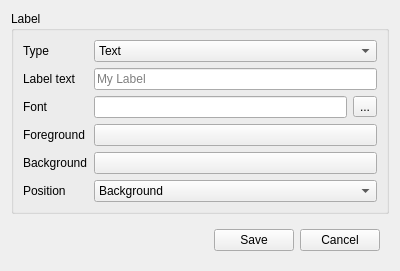
This is src/ui/map_label.ui in Mudlet/Mudlet as Qt 5 draws it before an edit. The edited form follows.
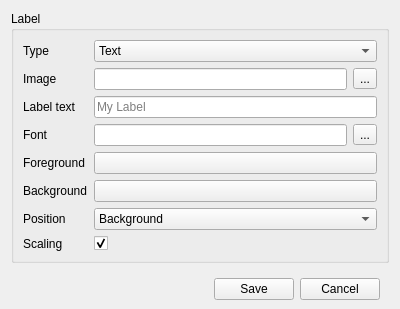
This is the edited form.

Commit message: image labels

Diff of the .ui file:
```diff
--- a/src/ui/map_label.ui
+++ b/src/ui/map_label.ui
@@ -7,14 +7,203 @@
     <x>0</x>
     <y>0</y>
     <width>400</width>
-    <height>268</height>
+    <height>309</height>
    </rect>
   </property>
+  <property name="sizePolicy">
+   <sizepolicy hsizetype="Preferred" vsizetype="Preferred">
+    <horstretch>0</horstretch>
+    <verstretch>0</verstretch>
+   </sizepolicy>
+  </property>
   <property name="windowTitle">
    <string>Form</string>
   </property>
-  <layout class="QGridLayout" name="gridLayout">
-   <item row="2" column="0">
+  <layout class="QVBoxLayout" name="verticalLayout">
+   <property name="bottomMargin">
+    <number>0</number>
+   </property>
+   <item>
+    <widget class="QGroupBox" name="groupBox">
+     <property name="sizePolicy">
+      <sizepolicy hsizetype="Preferred" vsizetype="Maximum">
+       <horstretch>0</horstretch>
+       <verstretch>0</verstretch>
+      </sizepolicy>
+     </property>
+     <property name="title">
+      <string>Label</string>
+     </property>
+     <property name="alignment">
+      <set>Qt::AlignLeading|Qt::AlignLeft|Qt::AlignTop</set>
+     </property>
+     <layout class="QGridLayout" name="gridLayout_2">
+      <item row="4" column="2">
+       <widget class="QToolButton" name="toolButton_fontPick">
+        <property name="text">
+         <string>...</string>
+        </property>
+       </widget>
+      </item>
+      <item row="10" column="0">
+       <widget class="QLabel" name="label_scaling">
+        <property name="toolTip">
+         <string>&lt;html&gt;&lt;head/&gt;&lt;body&gt;&lt;p&gt;&lt;br/&gt;&lt;/p&gt;&lt;/body&gt;&lt;/html&gt;</string>
+        </property>
+        <property name="text">
+         <string>Scaling</string>
+        </property>
+       </widget>
+      </item>
+      <item row="7" column="1" colspan="2">
+       <widget class="QPushButton" name="pushButton_bgColor">
+        <property name="text">
+         <string/>
+        </property>
+       </widget>
+      </item>
+      <item row="1" column="0">
+       <widget class="QLabel" name="label_image">
+        <property name="text">
+         <string>Image</string>
+        </property>
+       </widget>
+      </item>
+      <item row="7" column="0">
+       <widget class="QLabel" name="label_bg">
+        <property name="text">
+         <string>Background</string>
+        </property>
+       </widget>
+      </item>
+      <item row="4" column="0">
+       <widget class="QLabel" name="label_font">
+        <property name="text">
+         <string>Font</string>
+        </property>
+       </widget>
+      </item>
+      <item row="0" column="1" colspan="2">
+       <widget class="QComboBox" name="comboBox_type">
+        <item>
+         <property name="text">
+          <string>Text</string>
+         </property>
+        </item>
+        <item>
+         <property name="text">
+          <string>Image</string>
+         </property>
+        </item>
+       </widget>
+      </item>
+      <item row="0" column="0">
+       <widget class="QLabel" name="label_type">
+        <property name="text">
+         <string>Type</string>
+        </property>
+       </widget>
+      </item>
+      <item row="10" column="1">
+       <widget class="QCheckBox" name="checkBox_scaling">
+        <property name="toolTip">
+         <string>&lt;html&gt;&lt;head/&gt;&lt;body&gt;&lt;p&gt;&lt;span style=&quot; font-family:'sans-serif'; font-size:14px; color:#202122; background-color:#ffffff;&quot;&gt;If deselected the label will have the same size when you zoom in and out in the mapper. If it is selected the label will scale when you zoom the mapper.&lt;/span&gt;&lt;/p&gt;&lt;/body&gt;&lt;/html&gt;</string>
+        </property>
+        <property name="text">
+         <string/>
+        </property>
+        <property name="checked">
+         <bool>true</bool>
+        </property>
+       </widget>
+      </item>
+      <item row="3" column="0">
+       <widget class="QLabel" name="label_text">
+        <property name="text">
+         <string>Label text</string>
+        </property>
+       </widget>
+      </item>
+      <item row="3" column="1" colspan="2">
+       <widget class="QLineEdit" name="lineEdit_text">
+        <property name="placeholderText">
+         <string>My Label</string>
+        </property>
+       </widget>
+      </item>
+      <item row="1" column="1">
+       <widget class="QLineEdit" name="lineEdit_image">
+        <property name="readOnly">
+         <bool>true</bool>
+        </property>
+       </widget>
+      </item>
+      <item row="1" column="2">
+       <widget class="QToolButton" name="toolButton_imagePick">
+        <property name="text">
+         <string>...</string>
+        </property>
+       </widget>
+      </item>
+      <item row="9" column="1" colspan="2">
+       <widget class="QComboBox" name="comboBox_position">
+        <item>
+         <property name="text">
+          <string>Background</string>
+         </property>
+        </item>
+        <item>
+         <property name="text">
+          <string>Foreground</string>
+         </property>
+        </item>
+       </widget>
+      </item>
+      <item row="4" column="1">
+       <widget class="QLineEdit" name="lineEdit_font">
+        <property name="readOnly">
+         <bool>true</bool>
+        </property>
+       </widget>
+      </item>
+      <item row="9" column="0">
+       <widget class="QLabel" name="label_position">
+        <property name="text">
+         <string>Position</string>
+        </property>
+       </widget>
+      </item>
+      <item row="6" column="1" colspan="2">
+       <widget class="QPushButton" name="pushButton_fgColor">
+        <property name="text">
+         <string/>
+        </property>
+       </widget>
+      </item>
+      <item row="6" column="0">
+       <widget class="QLabel" name="label_fg">
+        <property name="text">
+         <string>Foreground</string>
+        </property>
+       </widget>
+      </item>
+     </layout>
+    </widget>
+   </item>
+   <item>
+    <spacer name="verticalSpacer">
+     <property name="orientation">
+      <enum>Qt::Vertical</enum>
+     </property>
+     <property name="sizeHint" stdset="0">
+      <size>
+       <width>20</width>
+       <height>40</height>
+      </size>
+     </property>
+    </spacer>
+   </item>
+   <item>
     <widget class="QWidget" name="widget" native="true">
      <property name="sizePolicy">
       <sizepolicy hsizetype="Preferred" vsizetype="Maximum">
@@ -53,126 +242,6 @@
      </layout>
     </widget>
    </item>
-   <item row="0" column="0">
-    <widget class="QGroupBox" name="groupBox">
-     <property name="sizePolicy">
-      <sizepolicy hsizetype="Preferred" vsizetype="Maximum">
-       <horstretch>0</horstretch>
-       <verstretch>0</verstretch>
-      </sizepolicy>
-     </property>
-     <property name="title">
-      <string>Label</string>
-     </property>
-     <layout class="QGridLayout" name="gridLayout_2">
-      <item row="4" column="0">
-       <widget class="QLabel" name="label_4">
-        <property name="text">
-         <string>Background</string>
-        </property>
-       </widget>
-      </item>
-      <item row="3" column="1" colspan="2">
-       <widget class="QPushButton" name="pushButton_fgColor">
-        <property name="text">
-         <string/>
-        </property>
-       </widget>
-      </item>
-      <item row="2" column="2">
-       <widget class="QToolButton" name="toolButton_fontPick">
-        <property name="text">
-         <string>...</string>
-        </property>
-       </widget>
-      </item>
-      <item row="3" column="0">
-       <widget class="QLabel" name="label_3">
-        <property name="text">
-         <string>Foreground</string>
-        </property>
-       </widget>
-      </item>
-      <item row="5" column="0">
-       <widget class="QLabel" name="label_5">
-        <property name="text">
-         <string>Position</string>
-        </property>
-       </widget>
-      </item>
-      <item row="2" column="0">
-       <widget class="QLabel" name="label_2">
-        <property name="text">
-         <string>Font</string>
-        </property>
-       </widget>
-      </item>
-      <item row="4" column="1" colspan="2">
-       <widget class="QPushButton" name="pushButton_bgColor">
-        <property name="text">
-         <string/>
-        </property>
-       </widget>
-      </item>
-      <item row="5" column="1" colspan="2">
-       <widget class="QComboBox" name="comboBox_position">
-        <item>
-         <property name="text">
-          <string>Background</string>
-         </property>
-        </item>
-        <item>
-         <property name="text">
-          <string>Foreground</string>
-         </property>
-        </item>
-       </widget>
-      </item>
-      <item row="2" column="1">
-       <widget class="QLineEdit" name="lineEdit_font">
-        <property name="readOnly">
-         <bool>true</bool>
-        </property>
-       </widget>
-      </item>
-      <item row="1" column="0">
-       <widget class="QLabel" name="label">
-        <property name="text">
-         <string>Label text</string>
-        </property>
-       </widget>
-      </item>
-      <item row="1" column="1" colspan="2">
-       <widget class="QLineEdit" name="lineEdit_text">
-        <property name="placeholderText">
-         <string>My Label</string>
-        </property>
-       </widget>
-      </item>
-      <item row="0" column="0">
-       <widget class="QLabel" name="label_6">
-        <property name="text">
-         <string>Type</string>
-        </property>
-       </widget>
-      </item>
-      <item row="0" column="1" colspan="2">
-       <widget class="QComboBox" name="comboBox">
-        <item>
-         <property name="text">
-          <string>Text</string>
-         </property>
-        </item>
-        <item>
-         <property name="text">
-          <string>Image</string>
-         </property>
-        </item>
-       </widget>
-      </item>
-     </layout>
-    </widget>
-   </item>
   </layout>
  </widget>
  <resources/>
```
The commit also changes 4 other files.
